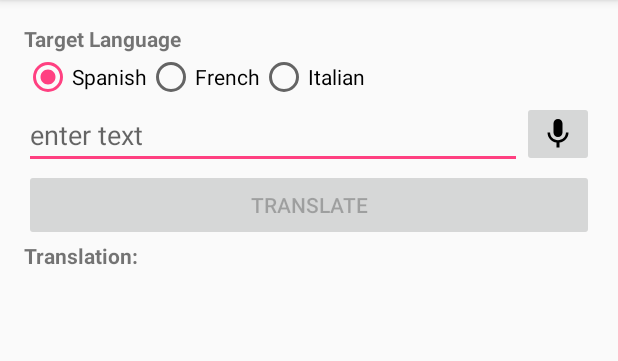
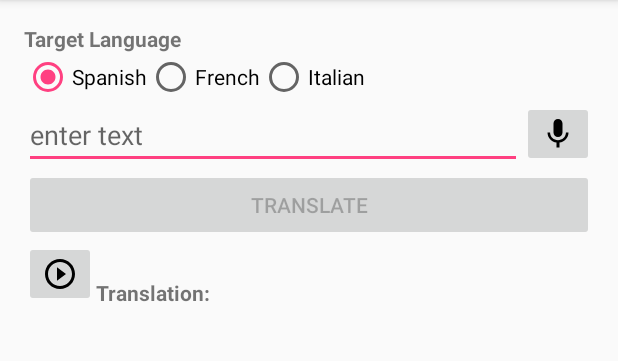
Before and after one commit to watson-developer-cloud/android-sdk, an Android app: the screen it shows after launch (MainActivity), on a phone screen of 412 x 824 dp, the part 84-445 px from its top. Run offline under Robolectric (Android 15) with nearby library versions, the phone set to English and light mode, and no system bars; 4 statements that could not run were skipped.

Commit message:
Create UI for playing text

```diff
--- a/example/src/main/java/com/ibm/watson/developer_cloud/android/myapplication/MainActivity.java
+++ b/example/src/main/java/com/ibm/watson/developer_cloud/android/myapplication/MainActivity.java
@@ -2,12 +2,12 @@ package com.ibm.watson.developer_cloud.android.myapplication;
 
 import android.os.Bundle;
 import android.support.v7.app.AppCompatActivity;
-import android.support.v7.widget.AppCompatImageButton;
 import android.text.Editable;
 import android.text.TextWatcher;
 import android.view.View;
 import android.widget.Button;
 import android.widget.EditText;
+import android.widget.ImageButton;
 import android.widget.RadioGroup;
 import android.widget.TextView;
 import android.widget.Toast;
@@ -19,15 +19,20 @@ import com.ibm.watson.developer_cloud.speech_to_text.v1.RecognizeOptions;
 import com.ibm.watson.developer_cloud.speech_to_text.v1.SpeechToText;
 import com.ibm.watson.developer_cloud.speech_to_text.v1.model.SpeechResults;
 import com.ibm.watson.developer_cloud.speech_to_text.v1.websocket.RecognizeDelegate;
+import com.ibm.watson.developer_cloud.text_to_speech.v1.TextToSpeech;
+import com.ibm.watson.developer_cloud.text_to_speech.v1.model.Voice;
+import java.io.InputStream;
 
 public class MainActivity extends AppCompatActivity {
   private RadioGroup targetLanguage;
   private EditText input;
-  private AppCompatImageButton mic;
+  private ImageButton mic;
   private Button translate;
+  private ImageButton play;
   private TextView translatedText;
 
   private SpeechToText speechService;
+  private TextToSpeech textService;
   private LanguageTranslation translationService;
   private String selectedTargetLanguage = "es";
 
@@ -36,12 +41,14 @@ public class MainActivity extends AppCompatActivity {
     setContentView(R.layout.activity_main);
 
     speechService = initSpeechToTextService();
+    textService = initTextToSpeechService();
     translationService = initLanguageTranslationService();
 
     targetLanguage = (RadioGroup) findViewById(R.id.target_language);
     input = (EditText) findViewById(R.id.input);
-    mic = (AppCompatImageButton) findViewById(R.id.mic);
+    mic = (ImageButton) findViewById(R.id.mic);
     translate = (Button) findViewById(R.id.translate);
+    play = (ImageButton) findViewById(R.id.play);
     translatedText = (TextView) findViewById(R.id.translated_text);
 
     targetLanguage.setOnCheckedChangeListener(new RadioGroup.OnCheckedChangeListener() {
@@ -60,7 +67,15 @@ public class MainActivity extends AppCompatActivity {
       }
     });
 
-    input.addTextChangedListener(new EmptyTextWatcher());
+    input.addTextChangedListener(new EmptyTextWatcher() {
+      @Override public void onEmpty(boolean empty) {
+        if (empty) {
+          translate.setEnabled(false);
+        } else {
+          translate.setEnabled(true);
+        }
+      }
+    });
 
     mic.setOnClickListener(new View.OnClickListener() {
       @Override public void onClick(View v) {
@@ -88,6 +103,33 @@ public class MainActivity extends AppCompatActivity {
               }
 
               @Override public void onFailure(final Exception e) {
+                showError(e);
+              }
+            });
+      }
+    });
+
+    translate.addTextChangedListener(new EmptyTextWatcher() {
+      @Override public void onEmpty(boolean empty) {
+        if (empty) {
+          play.setEnabled(false);
+        } else {
+          play.setEnabled(true);
+        }
+      }
+    });
+
+    play.setEnabled(false);
+
+    play.setOnClickListener(new View.OnClickListener() {
+      @Override public void onClick(View v) {
+        textService.synthesize(translatedText.getText().toString(), Voice.EN_LISA)
+            .enqueue(new ServiceCallback<InputStream>() {
+              @Override public void onResponse(InputStream stream) {
+                playTranslation(stream);
+              }
+
+              @Override public void onFailure(Exception e) {
                 showError(e);
               }
             });
@@ -128,10 +170,22 @@ public class MainActivity extends AppCompatActivity {
     });
   }
 
+  private void playTranslation(InputStream stream) {
+    // look @ example from WeaManager#synthesize
+  }
+
   private SpeechToText initSpeechToTextService() {
     SpeechToText service = new SpeechToText();
     String username = getString(R.string.speech_text_username);
     String password = getString(R.string.speech_text_password);
+    service.setUsernameAndPassword(username, password);
+    return service;
+  }
+
+  private TextToSpeech initTextToSpeechService() {
+    TextToSpeech service = new TextToSpeech();
+    String username = getString(R.string.text_speech_username);
+    String password = getString(R.string.text_speech_password);
     service.setUsernameAndPassword(username, password);
     return service;
   }
@@ -173,17 +227,23 @@ public class MainActivity extends AppCompatActivity {
     }
   }
 
-  private class EmptyTextWatcher implements TextWatcher {
+  private abstract class EmptyTextWatcher implements TextWatcher {
+    private boolean isEmpty = true; // assumes text is initially empty
+
     @Override public void beforeTextChanged(CharSequence s, int start, int count, int after) {}
 
     @Override public void onTextChanged(CharSequence s, int start, int before, int count) {
       if (s.length() == 0) {
-        translate.setEnabled(false);
-      } else if (!translate.isEnabled()) {
-        translate.setEnabled(true);
+        isEmpty = true;
+        onEmpty(true);
+      } else if (isEmpty) {
+        isEmpty = false;
+        onEmpty(false);
       }
     }
 
     @Override public void afterTextChanged(Editable s) {}
+
+    public abstract void onEmpty(boolean empty);
   }
 }
--- /dev/null
+++ b/example/src/main/res/drawable/ic_play.xml
@@ -0,0 +1,9 @@
+<vector xmlns:android="http://schemas.android.com/apk/res/android"
+        android:width="24dp"
+        android:height="24dp"
+        android:viewportWidth="24.0"
+        android:viewportHeight="24.0">
+    <path
+        android:fillColor="#FF000000"
+        android:pathData="M10,16.5l6,-4.5 -6,-4.5v9zM12,2C6.48,2 2,6.48 2,12s4.48,10 10,10 10,-4.48 10,-10S17.52,2 12,2zM12,20c-4.41,0 -8,-3.59 -8,-8s3.59,-8 8,-8 8,3.59 8,8 -3.59,8 -8,8z"/>
+</vector>
--- a/example/src/main/res/layout/activity_main.xml
+++ b/example/src/main/res/layout/activity_main.xml
@@ -46,8 +46,7 @@
 
     <LinearLayout
         android:layout_width="match_parent"
-        android:layout_height="wrap_content"
-        android:orientation="horizontal">
+        android:layout_height="wrap_content">
 
         <EditText
             android:id="@+id/input"
@@ -56,7 +55,7 @@
             android:layout_weight="1"
             android:hint="@string/input_hint" />
 
-        <android.support.v7.widget.AppCompatImageButton
+        <ImageButton
             android:id="@+id/mic"
             android:layout_width="wrap_content"
             android:layout_height="wrap_content"
@@ -72,11 +71,25 @@
         android:text="@string/translate"
         android:enabled="false" />
 
-    <TextView
-        android:layout_width="wrap_content"
-        android:layout_height="wrap_content"
-        android:text="@string/translation_label"
-        android:textStyle="bold" />
+    <LinearLayout
+        android:layout_width="match_parent"
+        android:layout_height="wrap_content">
+
+        <ImageButton
+            android:id="@+id/play"
+            android:layout_width="wrap_content"
+            android:layout_height="wrap_content"
+            android:src="@drawable/ic_play"
+            android:contentDescription="@string/play" />
+
+        <TextView
+            android:layout_width="wrap_content"
+            android:layout_height="wrap_content"
+            android:layout_gravity="bottom"
+            android:text="@string/translation_label"
+            android:textStyle="bold" />
+
+    </LinearLayout>
 
     <TextView
         android:id="@+id/translated_text"
--- a/example/src/main/res/values/strings.xml
+++ b/example/src/main/res/values/strings.xml
@@ -8,4 +8,5 @@
   <string name="french">French</string>
   <string name="italian">Italian</string>
   <string name="microphone">Microphone</string>
+  <string name="play">Play</string>
 </resources>
```
